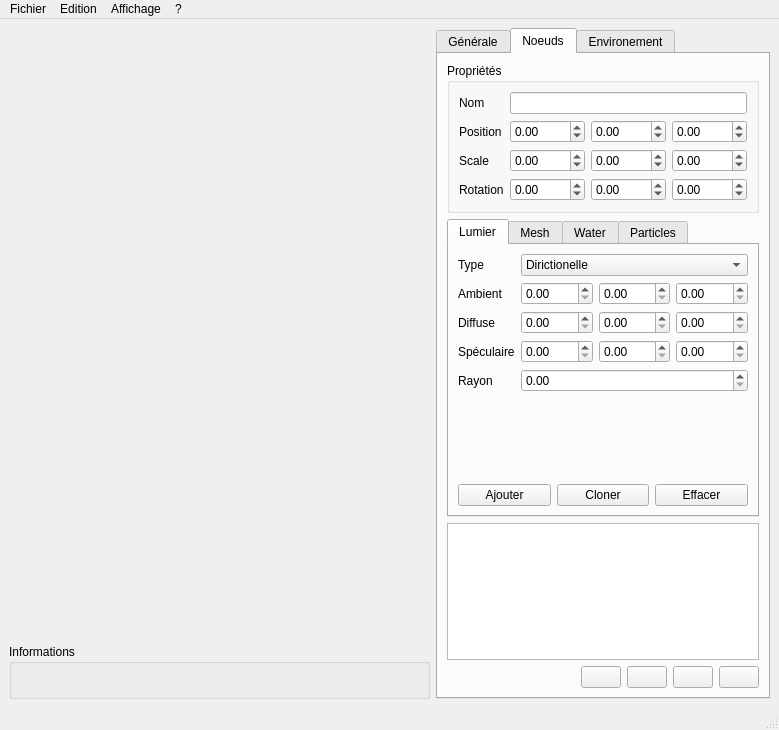
The window that sources/interface.ui (b4n92uid/theball-editor) describes before a commit, drawn with Qt 5.
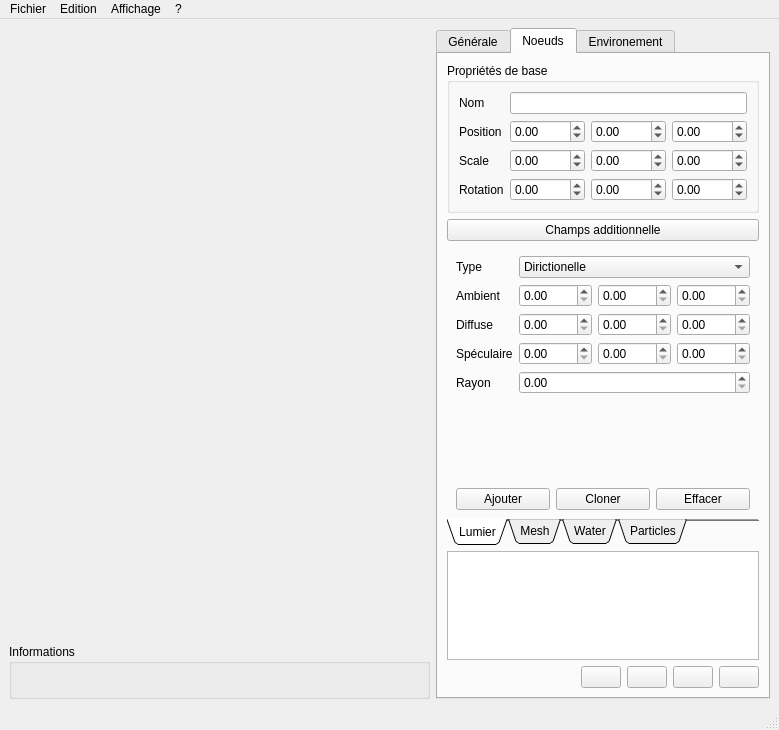
The same window after the commit. The open tabs and pages were chosen to show the change. Icons and pictures are not drawn. Custom widgets are drawn as their Qt base class.

Commit message: Implement scene fields management functions

Patch:
```diff
--- a/sources/interface.ui
+++ b/sources/interface.ui
@@ -165,7 +165,7 @@
         <item>
          <widget class="QGroupBox" name="groupBox">
           <property name="title">
-           <string>Propriétés</string>
+           <string>Propriétés de base</string>
           </property>
           <layout class="QFormLayout" name="formLayout_3">
            <item row="0" column="0">
@@ -331,11 +331,36 @@
           </layout>
          </widget>
         </item>
+        <item>
+         <widget class="QPushButton" name="pushButton">
+          <property name="text">
+           <string>Champs additionnelle</string>
+          </property>
+         </widget>
+        </item>
         <item>
          <widget class="QTabWidget" name="attribTab">
+          <property name="enabled">
+           <bool>true</bool>
+          </property>
+          <property name="tabPosition">
+           <enum>QTabWidget::South</enum>
+          </property>
+          <property name="tabShape">
+           <enum>QTabWidget::Triangular</enum>
+          </property>
           <property name="currentIndex">
            <number>0</number>
           </property>
+          <property name="documentMode">
+           <bool>true</bool>
+          </property>
+          <property name="tabsClosable">
+           <bool>false</bool>
+          </property>
+          <property name="movable">
+           <bool>true</bool>
+          </property>
           <widget class="QWidget" name="tab_2">
            <attribute name="title">
             <string>Lumier</string>
```
Left out of the diff: 3 changed lines with no effect on the pictures. The commit also changes 2 other files.
